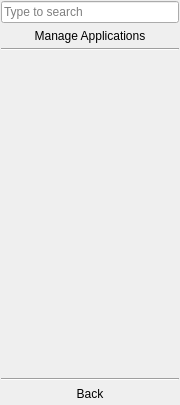
lumina-desktop/lumina, file lumina-desktop/panel-plugins/systemstart/StartMenu.ui: the form before one commit.
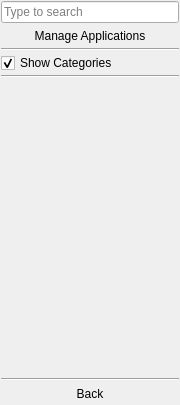
The form after the commit. The open tabs and pages were chosen to show the change.

The edit to the form file:
```diff
--- a/lumina-desktop/panel-plugins/systemstart/StartMenu.ui
+++ b/lumina-desktop/panel-plugins/systemstart/StartMenu.ui
@@ -371,6 +371,29 @@
          </property>
         </widget>
        </item>
+       <item>
+        <widget class="Line" name="line_15">
+         <property name="orientation">
+          <enum>Qt::Horizontal</enum>
+         </property>
+        </widget>
+       </item>
+       <item>
+        <widget class="QCheckBox" name="check_apps_showcats">
+         <property name="focusPolicy">
+          <enum>Qt::NoFocus</enum>
+         </property>
+         <property name="text">
+          <string>Show Categories</string>
+         </property>
+         <property name="checked">
+          <bool>true</bool>
+         </property>
+         <property name="tristate">
+          <bool>true</bool>
+         </property>
+        </widget>
+       </item>
        <item>
         <widget class="Line" name="line_4">
          <property name="orientation">
@@ -394,8 +417,8 @@
            <rect>
             <x>0</x>
             <y>0</y>
-            <width>98</width>
-            <height>28</height>
+            <width>178</width>
+            <height>284</height>
            </rect>
           </property>
          </widget>
```
Left out of the diff: 62 changed lines with no effect on the pictures.
